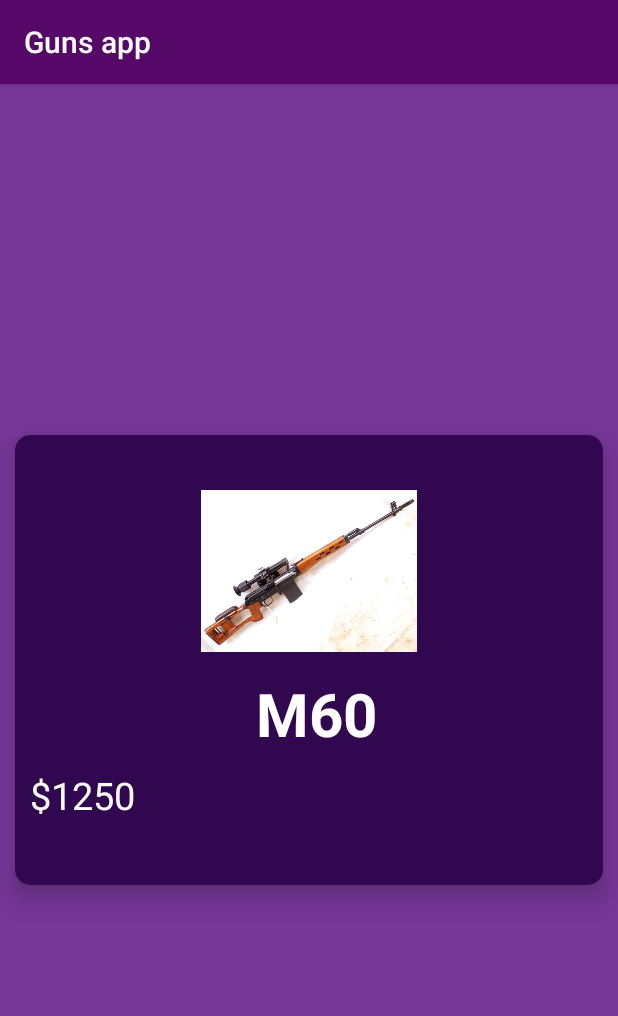
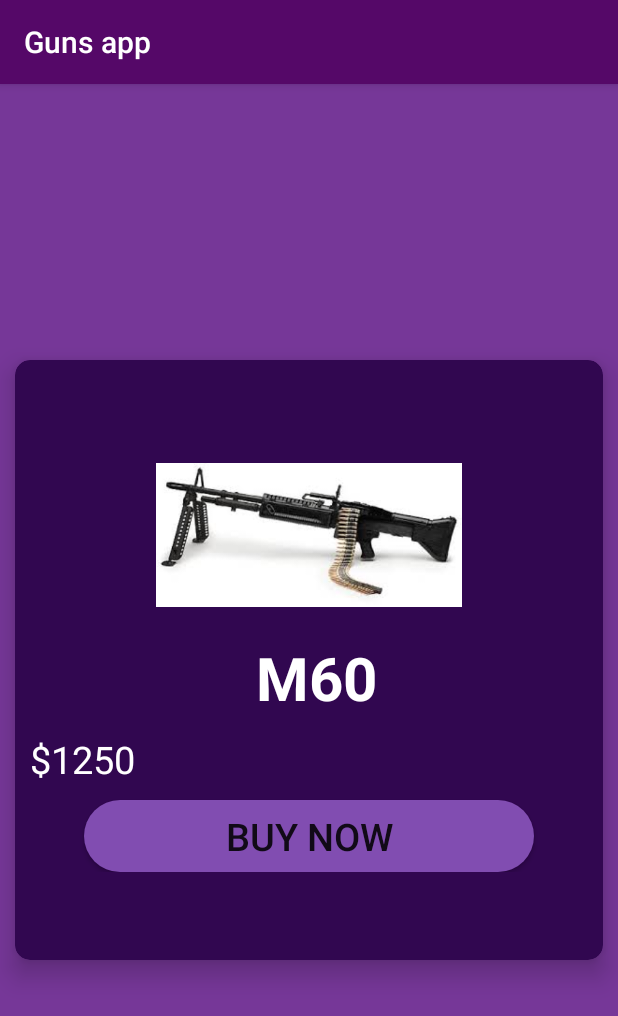
Before and after one commit to tobijunaid/DroidCamp-Task-one, an Android app: the SecondActivity screen opened directly, with no data from a screen before it, after a tap on "M60", on a phone screen of 412 x 824 dp. Shown: the top 1016 px of the screen. Run offline under Robolectric (Android 15) with nearby library versions, the phone set to English and light mode, and no system bars.

Commit message:
updated Guns app3

```diff
--- a/Gunsapp3/app/src/main/AndroidManifest.xml
+++ b/Gunsapp3/app/src/main/AndroidManifest.xml
@@ -18,6 +18,7 @@
             </intent-filter>
         </activity>
         <activity android:name=".SecondActivity" />
+
     </application>
 
 </manifest>
--- a/Gunsapp3/app/src/main/java/com/example/tobijunaid/gunsapp/SecondActivity.kt
+++ b/Gunsapp3/app/src/main/java/com/example/tobijunaid/gunsapp/SecondActivity.kt
@@ -16,6 +16,7 @@ class SecondActivity : AppCompatActivity(), recyclerViewAdapter.OnItemClickListe
         var intent = Intent(this@SecondActivity, detailedActivity::class.java)
         intent.putExtra("Title", user.title)
         intent.putExtra("Desc", user.desc)
+        intent.putExtra("Profile_img", user.img)
         startActivity(intent)
     }
 
@@ -29,21 +30,21 @@ class SecondActivity : AppCompatActivity(), recyclerViewAdapter.OnItemClickListe
 
         val user = ArrayList<userDataModel>()
 
-        user.add(userDataModel("M60", "$1250", img =  R.drawable.m60))
-        user.add(userDataModel("M16", "$1300",  img = R.drawable.m16))
+        user.add(userDataModel("M60", "$1250",   R.drawable.m60))
+        user.add(userDataModel("M16", "$1300",  R.drawable.m16))
         user.add(userDataModel("M4 AWST", "$1350",  R.drawable.m4_awst))
         user.add(userDataModel("AK47", "$1300",  R.drawable.ak47))
         user.add(userDataModel("AK74", "$1400",  R.drawable.ak74))
         user.add(userDataModel("DRAGUNOV", "$1350",  R.drawable.dragunov))
         user.add(userDataModel("MP5", "$1230", R.drawable.mp5))
-        user.add(userDataModel("G36", "$1200", R.drawable.g36))
-        user.add(userDataModel("UZI", "$1150", R.drawable.uzi))
-        user.add(userDataModel("M9", "$960", R.drawable.m9))
-        user.add(userDataModel("P226", "$890", R.drawable.p226))
-        user.add(userDataModel("PM50", "$850", R.drawable.pm50))
-        user.add(userDataModel("TMP", "$1100", R.drawable.tmp))
-        user.add(userDataModel("RPG-7", "$1780 And a permit of usage", R.drawable.rpg_7))
-        user.add(userDataModel("Desert Eagle", "$1170", R.drawable.desert_eagle))
+        //user.add(userDataModel("G36", "$1200", R.drawable.g36))
+        //user.add(userDataModel("UZI", "$1150", R.drawable.uzi))
+        //user.add(userDataModel("M9", "$960", R.drawable.m9))
+        //user.add(userDataModel("P226", "$890", R.drawable.p226))
+        //user.add(userDataModel("PM50", "$850", R.drawable.pm50))
+        //user.add(userDataModel("TMP", "$1100", R.drawable.tmp))
+        //user.add(userDataModel("RPG-7", "$1780 And a permit of usage", R.drawable.rpg_7))
+        //user.add(userDataModel("Desert Eagle", "$1170", R.drawable.desert_eagle))
 
         var adapter = recyclerViewAdapter(this, user, this)
 
--- a/Gunsapp3/app/src/main/java/com/example/tobijunaid/gunsapp/detailedActivity.kt
+++ b/Gunsapp3/app/src/main/java/com/example/tobijunaid/gunsapp/detailedActivity.kt
@@ -1,8 +1,11 @@
 package com.example.tobijunaid.gunsapp
 
+import android.app.Activity
 import androidx.appcompat.app.AppCompatActivity
 import android.os.Bundle
 import android.widget.TextView
+import android.widget.Toast
+import kotlinx.android.synthetic.main.activity_detailed.*
 
 class detailedActivity : AppCompatActivity() {
 
@@ -10,13 +13,19 @@ class detailedActivity : AppCompatActivity() {
         super.onCreate(savedInstanceState)
         setContentView(R.layout.activity_detailed)
 
-        var title = intent.getStringExtra("Title")
-        var desc = intent.getStringExtra("Desc")
+        val title = intent.getStringExtra("Title")
+        val desc = intent.getStringExtra("Desc")
+        val profileimg = intent.getIntExtra("Profile_img", Activity.DEFAULT_KEYS_DISABLE)
 
-        var tvTitle:TextView = findViewById(R.id.tvTitle)
-        var tvDesc:TextView = findViewById(R.id.tvDesc)
+        val tvTitle:TextView = findViewById(R.id.tvTitle)
+        val tvDesc:TextView = findViewById(R.id.tvDesc)
 
         tvTitle.text = title.toString()
         tvDesc.text = desc.toString()
+        profile_image.setImageResource(profileimg)
+
+        /*btn_Buy_now.setOnClickListener {
+            Toast.makeText(this, "Sorry, You can't buy now", Toast.LENGTH_SHORT).show()
+        }*/
     }
 }
--- a/Gunsapp3/app/src/main/java/com/example/tobijunaid/gunsapp/recyclerViewAdapter.kt
+++ b/Gunsapp3/app/src/main/java/com/example/tobijunaid/gunsapp/recyclerViewAdapter.kt
@@ -4,8 +4,6 @@ import android.content.Context
 import android.view.LayoutInflater
 import android.view.View
 import android.view.ViewGroup
-import android.widget.Adapter
-import android.widget.TextView
 import androidx.recyclerview.widget.RecyclerView
 import kotlinx.android.synthetic.main.item.view.*
 
@@ -24,7 +22,7 @@ class recyclerViewAdapter(private val context: Context, private val userList: Ar
 
     override fun onBindViewHolder(holder: ViewHolder, position: Int) {
 
-        var user:userDataModel = userList[position]
+        val user:userDataModel = userList[position]
         holder.setData(user, position)
         holder.bind(user, itemClickListener)
         //holder.title.text = user.title
@@ -45,7 +43,7 @@ class recyclerViewAdapter(private val context: Context, private val userList: Ar
             data?.let {
                 itemView.tvTitle.text = data.title
                 itemView.tvDesc.text = data.desc
-                itemView.profile_image.id = data.img
+                itemView.profile_image.setImageResource(data.img)
 
             }
             this.currentTitle = data
--- /dev/null
+++ b/Gunsapp3/app/src/main/res/drawable/curved_button.xml
@@ -0,0 +1,8 @@
+<?xml version="1.0" encoding="utf-8"?>
+<shape xmlns:android="http://schemas.android.com/apk/res/android"
+    android:shape="rectangle">
+
+    <solid android:color="@color/btn_buy_now"/>
+    <corners android:radius="150dp"/>
+
+</shape>
--- a/Gunsapp3/app/src/main/res/layout/activity_detailed.xml
+++ b/Gunsapp3/app/src/main/res/layout/activity_detailed.xml
@@ -12,7 +12,7 @@
     <androidx.cardview.widget.CardView
         android:id="@+id/cardView"
         android:layout_width="match_parent"
-        android:layout_height="300dp"
+        android:layout_height="400dp"
         app:cardBackgroundColor="#310750"
         app:cardCornerRadius="10dp"
         app:cardElevation="10dp"
@@ -38,26 +38,35 @@
                 android:id="@+id/tvTitle"
                 android:layout_width="match_parent"
                 android:layout_height="wrap_content"
+                android:paddingLeft="10dp"
+                android:paddingTop="10dp"
+                android:text="Title"
                 android:textAlignment="center"
-                    android:text="Title"
                 android:textColor="@color/colorAccent"
                 android:textSize="40dp"
-                    android:textStyle="bold"
-                    android:paddingLeft="10dp"
-                    android:paddingTop="10dp"/>
+                android:textStyle="bold" />
 
             <TextView
                 android:id="@+id/tvDesc"
                 android:layout_width="match_parent"
                 android:layout_height="wrap_content"
+                android:paddingLeft="10dp"
+                android:paddingTop="10dp"
+                android:paddingBottom="10dp"
                 android:text="Description"
                 android:textColor="@color/colorAccent"
+                android:textSize="25dp" />
+
+            <Button
+                android:id="@+id/btn_Buy_now"
+                android:layout_width="300dp"
+                android:layout_height="wrap_content"
+                android:text="Buy Now"
                 android:textSize="25dp"
-                    android:paddingLeft="10dp"
-                    android:paddingBottom="10dp"
-                    android:paddingTop="10dp"/>
+                android:background="@drawable/curved_button"/>
 
         </LinearLayout>
+
 
     </androidx.cardview.widget.CardView>
 
--- a/Gunsapp3/app/src/main/res/layout/activity_second.xml
+++ b/Gunsapp3/app/src/main/res/layout/activity_second.xml
@@ -10,7 +10,6 @@
     <androidx.recyclerview.widget.RecyclerView
         android:layout_width="match_parent"
         android:layout_height="match_parent"
-        android:id="@+id/recyclerView"
-        android:scrollbars="none"/>
+        android:id="@+id/recyclerView" />
 
 </LinearLayout>
--- a/Gunsapp3/app/src/main/res/layout/item.xml
+++ b/Gunsapp3/app/src/main/res/layout/item.xml
@@ -1,6 +1,5 @@
 <?xml version="1.0" encoding="utf-8"?>
-
-    <androidx.cardview.widget.CardView
+<androidx.cardview.widget.CardView
         xmlns:android="http://schemas.android.com/apk/res/android"
         xmlns:app="http://schemas.android.com/apk/res-auto"
         android:id="@+id/cardView"
@@ -9,6 +8,7 @@
         app:cardBackgroundColor="#6A388E"
         app:cardCornerRadius="10dp"
         app:cardElevation="10dp"
+    android:scrollbars="vertical"
         android:layout_margin="10dp">
 
         <LinearLayout
@@ -54,7 +54,7 @@
                 android:paddingBottom="10dp"
                 android:paddingTop="10dp"/>
 
-        </LinearLayout>
+             </LinearLayout>
 
         </LinearLayout>
-    </androidx.cardview.widget.CardView>
+</androidx.cardview.widget.CardView>
--- a/Gunsapp3/app/src/main/res/values/colors.xml
+++ b/Gunsapp3/app/src/main/res/values/colors.xml
@@ -3,4 +3,5 @@
     <color name="colorPrimary">#550868</color>
     <color name="colorPrimaryDark">#763798</color>
     <color name="colorAccent">#FFFF</color>
+    <color name="btn_buy_now">#814DB1</color>
 </resources>
```
Lines whose indentation alone changed are shown as unchanged.
